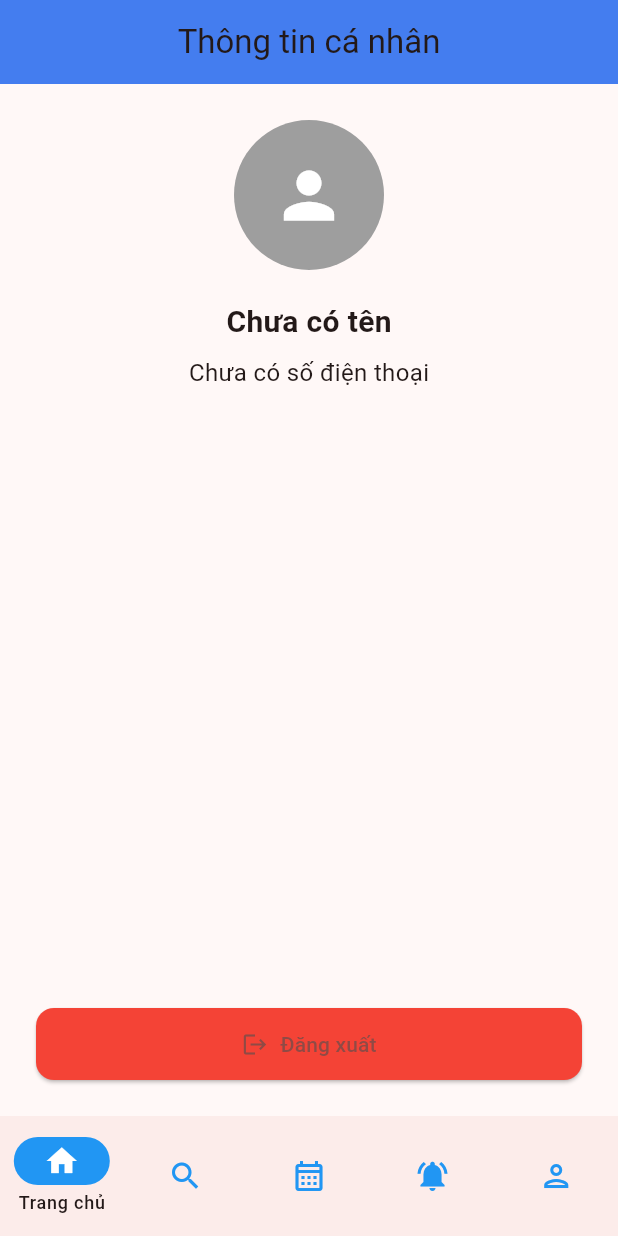
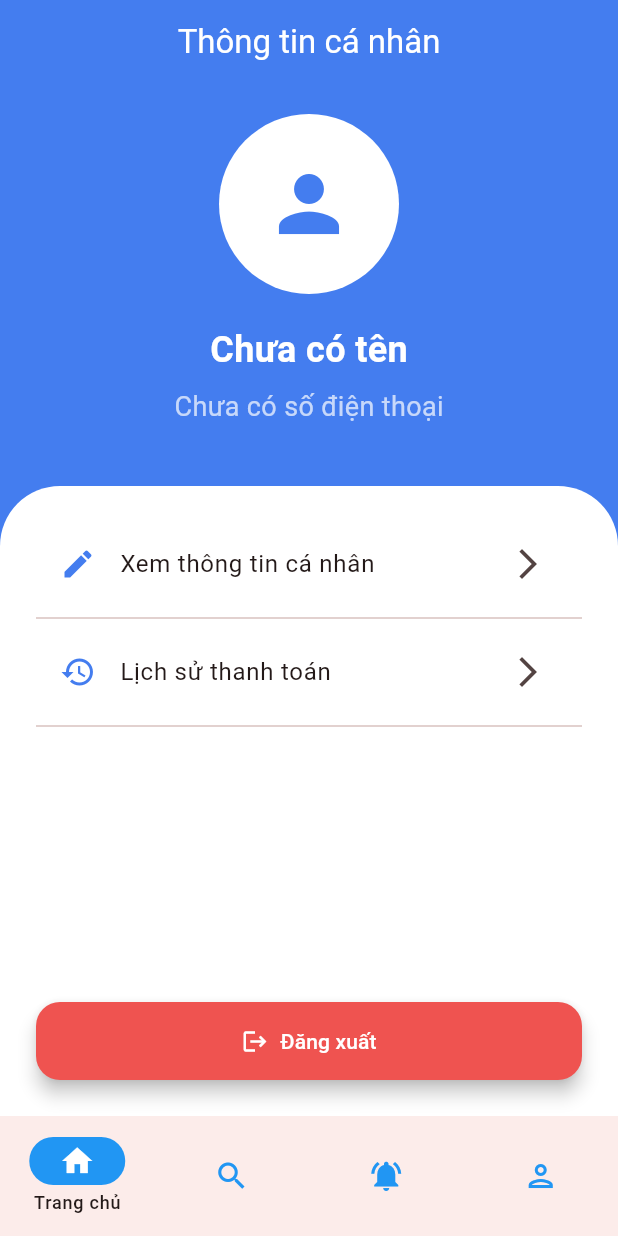
Before and after one commit to 84796578ran/SU25SE048_GSU25SE52_Bus-online-bus-ticket-sales_Mobile, a Flutter app: the ProfilePage screen opened by its route, on a phone screen of 412 x 824 dp. Run offline on Flutter 3.47's test engine with Material 3 defaults, Android fonts, the phone set to English and light mode, and no system bars; our stand-ins replace dropdown_search, firebase_auth, firebase_core, firebase_storage, flutter_dotenv, flutter_rating_bar and 5 more; missing offline and left inert: jwt_decode, webview_flutter_android, webview_flutter_wkwebview; accounts and stored records are empty; network calls fail.

Commit message:
add new flow

```diff
--- a/SU25_SEP490_GSU250048_Mobile/lib/pages/commmon_pages/profile_page.dart
+++ b/SU25_SEP490_GSU250048_Mobile/lib/pages/commmon_pages/profile_page.dart
@@ -4,6 +4,8 @@ import 'package:provider/provider.dart';
 import 'package:mobile/provider/author_provider.dart';
 import 'package:mobile/services/author_service.dart';
 import 'package:go_router/go_router.dart';
+import 'package:mobile/pages/customer_pages/screens/history/history_screen.dart'; // Import HistoryScreen
+
 
 class ProfilePage extends StatelessWidget {
   static final path = '/profile';
@@ -15,48 +17,116 @@ class ProfilePage extends StatelessWidget {
 
     return Scaffold(
       appBar: AppBar(
-        title: const Text('Thông tin cá nhân'),
+        title: const Text('Thông tin cá nhân', style: TextStyle(color: Colors.white)),
         centerTitle: true,
         backgroundColor: const Color(0xff447def),
+        iconTheme: const IconThemeData(color: Colors.white),
+        elevation: 0,
       ),
-      body: Padding(
-        padding: const EdgeInsets.all(24.0),
+      body: Container(
+        color: const Color(0xff447def),
+        child: Column(
+          children: [
+            Container(
+              alignment: Alignment.center,
+              padding: const EdgeInsets.only(top: 20, bottom: 40),
               child: Column(
                 children: [
                   const CircleAvatar(
-              radius: 50,
-              backgroundColor: Colors.grey,
-              child: Icon(Icons.person, size: 50, color: Colors.white),
+                    radius: 60,
+                    backgroundColor: Colors.white,
+                    child: Icon(Icons.person, size: 60, color: Color(0xff447def)),
                   ),
                   const SizedBox(height: 20),
                   Text(
                     authProvider.userName ?? 'Chưa có tên',
-              style: const TextStyle(fontSize: 20, fontWeight: FontWeight.bold),
+                    style: const TextStyle(
+                      fontSize: 24,
+                      fontWeight: FontWeight.bold,
+                      color: Colors.white,
+                    ),
                   ),
                   const SizedBox(height: 8),
                   Text(
                     authProvider.phone ?? 'Chưa có số điện thoại',
-              style: const TextStyle(fontSize: 16),
+                    style: const TextStyle(
+                      fontSize: 18,
+                      color: Colors.white70,
                     ),
+                  ),
+                ],
+              ),
+            ),
+            Expanded(
+              child: Container(
+                decoration: const BoxDecoration(
+                  color: Colors.white,
+                  borderRadius: BorderRadius.only(
+                    topLeft: Radius.circular(40),
+                    topRight: Radius.circular(40),
+                  ),
+                ),
+                child: Padding(
+                  padding: const EdgeInsets.all(24.0),
+                  child: Column(
+                    children: [
+                      // Nút "Sửa thông tin cá nhân"
+                      ListTile(
+                        leading: const Icon(Icons.edit, color: Color(0xff447def)),
+                        title: const Text(
+                          'Xem thông tin cá nhân',
+                          style: TextStyle(fontSize: 16),
+                        ),
+                        trailing: const Icon(Icons.arrow_forward_ios),
+                        onTap: () {
+                          // Điều hướng đến màn hình chỉnh sửa thông tin
+                          // ScaffoldMessenger.of(context).showSnackBar(
+                          //   const SnackBar(content: Text('Chức năng sửa thông tin chưa được triển khai.')),
+                          // );
+                        },
+                      ),
+                      const Divider(),
+
+                      // Nút "Lịch sử thanh toán"
+                      ListTile(
+                        leading: const Icon(Icons.history, color: Color(0xff447def)),
+                        title: const Text(
+                          'Lịch sử thanh toán',
+                          style: TextStyle(fontSize: 16),
+                        ),
+                        trailing: const Icon(Icons.arrow_forward_ios),
+                        onTap: () {
+                          context.go(HistoryScreen.path); // Điều hướng đến màn hình lịch sử vé
+                        },
+                      ),
+                      const Divider(),
+
                       const Spacer(),
                       SizedBox(
                         width: double.infinity,
                         child: ElevatedButton.icon(
                           onPressed: () async {
-                  await AuthService.clearToken();
-                  context.go('/login'); // chuyển về màn login
+                            await authProvider.logout();
+                            context.go('/login');
                           },
                           icon: const Icon(Icons.logout),
                           label: const Text('Đăng xuất'),
                           style: ElevatedButton.styleFrom(
-                  backgroundColor: Colors.red,
-                  padding: const EdgeInsets.symmetric(vertical: 14),
+                            foregroundColor: Colors.white,
+                            backgroundColor: Colors.red.shade400,
+                            padding: const EdgeInsets.symmetric(vertical: 16),
                             shape: RoundedRectangleBorder(
-                    borderRadius: BorderRadius.circular(12),
+                              borderRadius: BorderRadius.circular(16),
+                            ),
+                            elevation: 5,
                           ),
                         ),
                       ),
-            )
+                    ],
+                  ),
+                ),
+              ),
+            ),
           ],
         ),
       ),
--- a/SU25_SEP490_GSU250048_Mobile/lib/pages/customer_pages/provider_page.dart
+++ b/SU25_SEP490_GSU250048_Mobile/lib/pages/customer_pages/provider_page.dart
@@ -28,7 +28,7 @@ class _HomePageState extends State<ProviderHomePage> {
   static final List<Destination> allDestinations = <Destination>[
      Destination('Trang chủ', Icons.home_filled, Icons.home, Colors.blue, Colors.white, HomeScreen.path),
      Destination('Tìm kiếm', Icons.search_outlined, Icons.search, Colors.blue, Colors.white, SearchScreen.path),
-     Destination('Lịch sử đặt vé', Icons.calendar_month_outlined, Icons.calendar_month, Colors.blue, Colors.white, HistoryScreen.path),
+  //   Destination('Lịch sử đặt vé', Icons.calendar_month_outlined, Icons.calendar_month, Colors.blue, Colors.white, HistoryScreen.path),
     Destination('Thông báo', Icons.notifications_active, Icons.calendar_month, Colors.blue, Colors.white, NotificationScreen.path),
     Destination('Hồ sơ', Icons.person_outlined, Icons.person, Colors.blue, Colors.white, ProfilePage.path),
   ];
--- a/SU25_SEP490_GSU250048_Mobile/lib/pages/customer_pages/screens/history/history_screen.dart
+++ b/SU25_SEP490_GSU250048_Mobile/lib/pages/customer_pages/screens/history/history_screen.dart
@@ -65,7 +65,7 @@ class _HistoryScreenState extends State<HistoryScreen> {
             if (snapshot.connectionState == ConnectionState.waiting) {
               return const Center(child: CircularProgressIndicator());
             } else if (snapshot.hasError) {
-              return Center(child: Text('⚠ Lỗi: ${snapshot.error}'));
+              return Center(child: Text('Lỗi: ${snapshot.error}'));
             } else if (!snapshot.hasData || snapshot.data!.isEmpty) {
               return const Center(child: Text('Không có lịch sử đặt vé.'));
             }
@@ -85,12 +85,11 @@ class _HistoryScreenState extends State<HistoryScreen> {
                           MaterialPageRoute(
                             builder: (_) => HistoryDetailScreen(
                               ticket: ticket,
-                              customer: currentCustomer, // Sửa: Truyền customer
+                              customer: currentCustomer,
                             ),
                           ),
                         );
                       } else {
-                        // Xử lý trường hợp customer null nếu cần
                         ScaffoldMessenger.of(context).showSnackBar(
                           const SnackBar(content: Text('Lỗi: Không tìm thấy thông tin khách hàng.')),
                         );
--- a/SU25_SEP490_GSU250048_Mobile/lib/provider/author_provider.dart
+++ b/SU25_SEP490_GSU250048_Mobile/lib/provider/author_provider.dart
@@ -10,8 +10,9 @@ class AuthProvider with ChangeNotifier {
   int? _customerId;
   String? _userName;
   String? _phone;
+  bool _isLoading = true;
   Customer? _customer;
-
+  bool get isLoading => _isLoading;
   String? get token => _token;
   int? get customerId => _customerId;
   String? get userName => _userName;
--- a/SU25_SEP490_GSU250048_Mobile/pubspec.yaml
+++ b/SU25_SEP490_GSU250048_Mobile/pubspec.yaml
@@ -39,6 +39,7 @@ dependencies:
   jwt_decoder: ^2.0.1
   jwt_decode: ^0.3.1
   flutter_rating_bar: ^4.0.0
+  signalr_netcore: ^1.4.3
   #
   shared_preferences: ^2.5.3
   flutter_dotenv: ^5.2.1
```
Also changed, not shown: SU25_SEP490_GSU250048_Mobile/lib/main.dart (+8 -2 lines), SU25_SEP490_GSU250048_Mobile/lib/models/company.dart (+6 -6 lines), SU25_SEP490_GSU250048_Mobile/lib/pages/customer_pages/screens/booking/booking_screen.dart (+10 -2 lines), SU25_SEP490_GSU250048_Mobile/lib/pages/customer_pages/screens/search/search_result_detail.dart (+44 -18 lines), SU25_SEP490_GSU250048_Mobile/lib/pages/customer_pages/screens/search/search_screen.dart (+111 -73 lines), SU25_SEP490_GSU250048_Mobile/lib/services/company_service.dart (+11 -6 lines), SU25_SEP490_GSU250048_Mobile/lib/pages/customer_pages/screens/search/search_result_hint_station.dart (added). Lines whose indentation alone changed are shown as unchanged.
